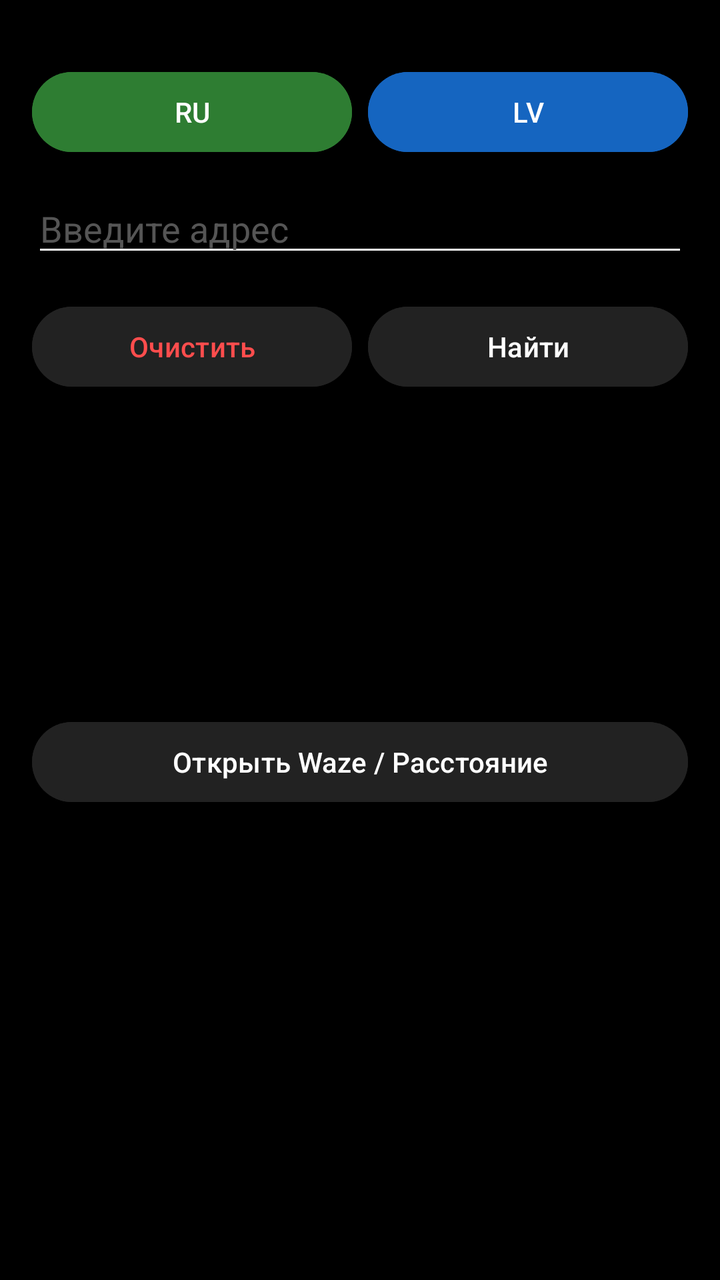
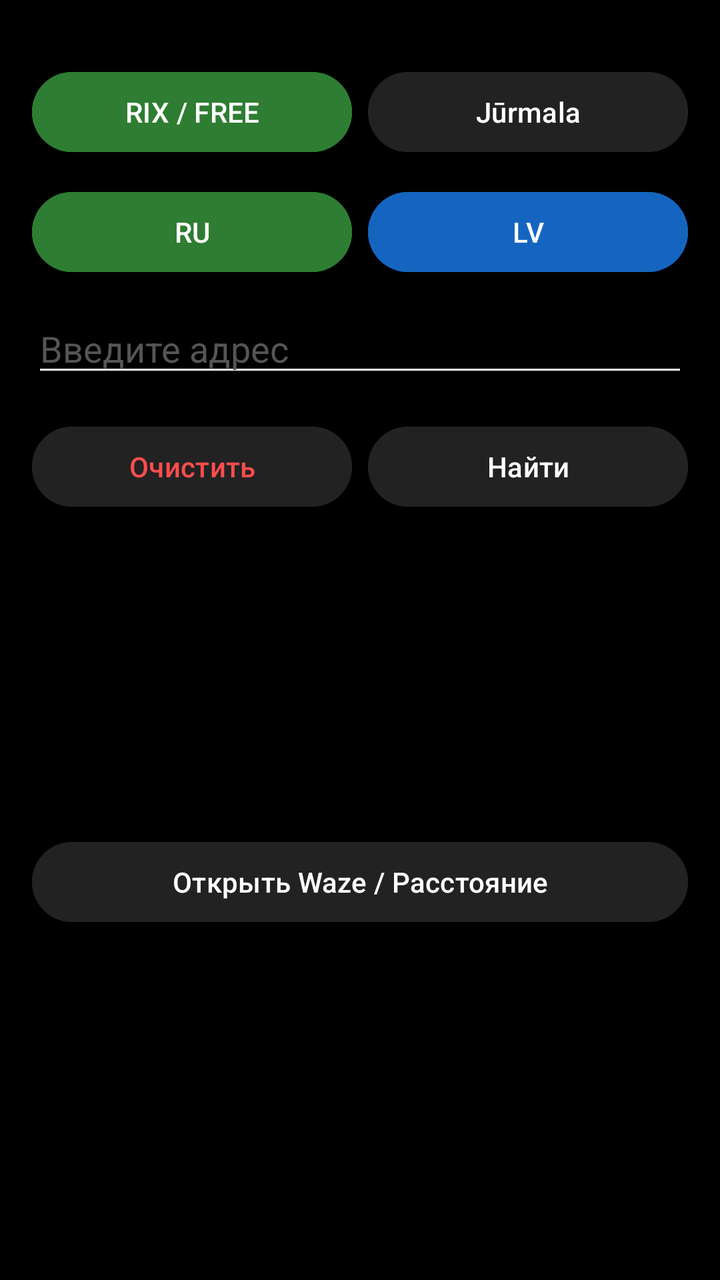

Screens rendered from an Android XML layout before and after an edit, with the pre-edit source and the edit as a unified diff.
<!-- AndroidManifest.xml: application theme Theme.RigaAddressVoice -->
<!-- res/layout/activity_main.xml -->
<?xml version="1.0" encoding="utf-8"?>
<LinearLayout
    xmlns:android="http://schemas.android.com/apk/res/android"
    android:id="@+id/rootLayout"
    android:layout_width="match_parent"
    android:layout_height="match_parent"
    android:orientation="vertical"
    android:paddingTop="32dp"
    android:paddingStart="16dp"
    android:paddingEnd="16dp"
    android:paddingBottom="16dp"
    android:background="#000000">

    <LinearLayout
        android:layout_width="match_parent"
        android:layout_height="wrap_content"
        android:orientation="horizontal">

        <Button
            android:id="@+id/btnMicRu"
            android:layout_width="0dp"
            android:layout_height="wrap_content"
            android:layout_weight="1"
            android:text="RU"
            android:textColor="#FFFFFF"
            android:backgroundTint="#2E7D32" />

        <Button
            android:id="@+id/btnMicLv"
            android:layout_width="0dp"
            android:layout_height="wrap_content"
            android:layout_weight="1"
            android:layout_marginStart="8dp"
            android:text="LV"
            android:textColor="#FFFFFF"
            android:backgroundTint="#1565C0" />
    </LinearLayout>

    <EditText
        android:id="@+id/etInput"
        android:layout_width="match_parent"
        android:layout_height="wrap_content"
        android:layout_marginTop="12dp"
        android:hint="Введите адрес"
        android:textColor="#FFFFFF"
        android:textColorHint="#555555"
        android:backgroundTint="#FFFFFF"
        android:textSize="18sp" />

    <LinearLayout
        android:layout_width="match_parent"
        android:layout_height="wrap_content"
        android:orientation="horizontal"
        android:layout_marginTop="16dp">

        <Button
            android:id="@+id/btnReset"
            android:layout_width="0dp"
            android:layout_height="wrap_content"
            android:layout_weight="1"
            android:text="Очистить"
            android:textColor="#FF4D4D"
            android:backgroundTint="#222222" />

        <Button
            android:id="@+id/btnSearch"
            android:layout_width="0dp"
            android:layout_height="wrap_content"
            android:layout_weight="1"
            android:layout_marginStart="8dp"
            android:text="Найти"
            android:textColor="#FFFFFF"
            android:backgroundTint="#222222" />
    </LinearLayout>

    <TextView
        android:id="@+id/tvSelected"
        android:layout_width="match_parent"
        android:layout_height="wrap_content"
        android:layout_marginTop="16dp"
        android:text=""
        android:textSize="15sp"
        android:textColor="#B0BEC5" />

    <TextView
        android:id="@+id/tvPrepared"
        android:layout_width="match_parent"
        android:layout_height="wrap_content"
        android:layout_marginTop="6dp"
        android:text=""
        android:textSize="15sp"
        android:textColor="#B0BEC5" />

    <TextView
        android:id="@+id/tvResult"
        android:layout_width="match_parent"
        android:layout_height="wrap_content"
        android:layout_marginTop="6dp"
        android:text=""
        android:textSize="18sp"
        android:textColor="#FFFFFF" />

    <TextView
        android:id="@+id/tvValidation"
        android:layout_width="match_parent"
        android:layout_height="wrap_content"
        android:layout_marginTop="6dp"
        android:text=""
        android:textSize="15sp"
        android:textColor="#B0BEC5" />

    <TextView
        android:id="@+id/tvCoords"
        android:layout_width="match_parent"
        android:layout_height="wrap_content"
        android:layout_marginTop="4dp"
        android:text=""
        android:textSize="15sp"
        android:textColor="#B0BEC5" />

    <Button
        android:id="@+id/btnWaze"
        android:layout_width="match_parent"
        android:layout_height="wrap_content"
        android:text="Открыть Waze / Расстояние"
        android:layout_marginTop="16dp"
        android:textColor="#FFFFFF"
        android:backgroundTint="#222222" />

    <androidx.recyclerview.widget.RecyclerView
        android:id="@+id/rvSuggestions"
        android:layout_width="match_parent"
        android:layout_height="0dp"
        android:layout_weight="1"
        android:layout_marginTop="12dp"
        android:clipToPadding="false"
        android:paddingBottom="8dp" />

</LinearLayout>
<!-- resources referenced by this layout -->
<resources>
  <style name="Theme.RigaAddressVoice" parent="Base.Theme.RigaAddressVoice" />
  <style name="Base.Theme.RigaAddressVoice" parent="Theme.Material3.Dark.NoActionBar">
          <item name="android:windowBackground">@android:color/black</item>
          <item name="android:statusBarColor">@android:color/black</item>
          <item name="android:navigationBarColor">@android:color/black</item>
          <item name="android:textColorPrimary">@android:color/white</item>
          <item name="android:textColorSecondary">@android:color/white</item>
          <item name="android:windowLightStatusBar">false</item>
          <item name="android:windowLightNavigationBar">false</item>
      </style>
</resources>

<!-- the commit's change to res/layout/activity_main.xml (unified diff, before → after) -->
@@ -15,6 +15,32 @@
         android:layout_width="match_parent"
         android:layout_height="wrap_content"
         android:orientation="horizontal">
+
+        <Button
+            android:id="@+id/btnRix"
+            android:layout_width="0dp"
+            android:layout_height="wrap_content"
+            android:layout_weight="1"
+            android:text="RIX / FREE"
+            android:textColor="#FFFFFF"
+            android:backgroundTint="#2E7D32" />
+
+        <Button
+            android:id="@+id/btnJurmalaTop"
+            android:layout_width="0dp"
+            android:layout_height="wrap_content"
+            android:layout_weight="1"
+            android:layout_marginStart="8dp"
+            android:text="Jūrmala"
+            android:textColor="#FFFFFF"
+            android:backgroundTint="#222222" />
+    </LinearLayout>
+
+    <LinearLayout
+        android:layout_width="match_parent"
+        android:layout_height="wrap_content"
+        android:orientation="horizontal"
+        android:layout_marginTop="12dp">
 
         <Button
             android:id="@+id/btnMicRu"
